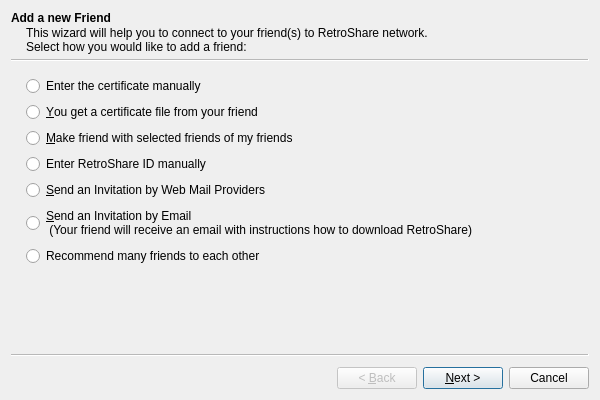
Old version of the form retroshare-gui/src/gui/connect/ConnectFriendWizard.ui in the repository RetroShare/RetroShare.
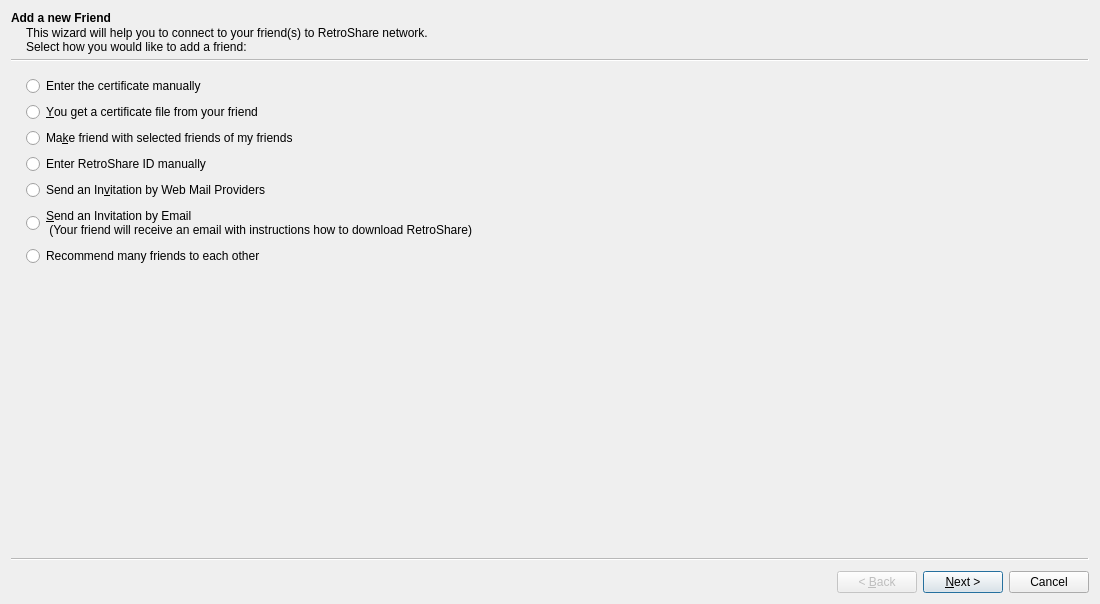
New version of the form. Icons and pictures are not drawn. Custom widgets are drawn as their Qt base class.

Commit message: fixed up addign friend from short invite

```diff
--- a/retroshare-gui/src/gui/connect/ConnectFriendWizard.ui
+++ b/retroshare-gui/src/gui/connect/ConnectFriendWizard.ui
@@ -6,8 +6,8 @@
    <rect>
     <x>0</x>
     <y>0</y>
-    <width>600</width>
-    <height>400</height>
+    <width>1100</width>
+    <height>604</height>
    </rect>
   </property>
   <property name="windowTitle">
@@ -45,7 +45,7 @@
     <item>
      <widget class="QRadioButton" name="foffRadioButton">
       <property name="text">
-       <string>&amp;Make friend with selected friends of my friends</string>
+       <string>Ma&amp;ke friend with selected friends of my friends</string>
       </property>
      </widget>
     </item>
@@ -59,7 +59,7 @@
     <item>
      <widget class="QRadioButton" name="webmailRadioButton">
       <property name="text">
-       <string>&amp;Send an Invitation by Web Mail Providers</string>
+       <string>Send an In&amp;vitation by Web Mail Providers</string>
       </property>
      </widget>
     </item>
@@ -1502,6 +1502,12 @@
   </widget>
  </widget>
  <customwidgets>
+  <customwidget>
+   <class>AvatarWidget</class>
+   <extends>QLabel</extends>
+   <header>gui/common/AvatarWidget.h</header>
+   <container>1</container>
+  </customwidget>
   <customwidget>
    <class>StyledLabel</class>
    <extends>QLabel</extends>
@@ -1513,12 +1519,6 @@
    <header>gui/common/FriendSelectionWidget.h</header>
    <container>1</container>
   </customwidget>
-  <customwidget>
-   <class>AvatarWidget</class>
-   <extends>QLabel</extends>
-   <header>gui/common/AvatarWidget.h</header>
-   <container>1</container>
-  </customwidget>
   <customwidget>
    <class>DropLineEdit</class>
    <extends>QLineEdit</extends>
```
Left out of the diff: 2 changed lines with no effect on the pictures. The commit also changes 8 other files.
